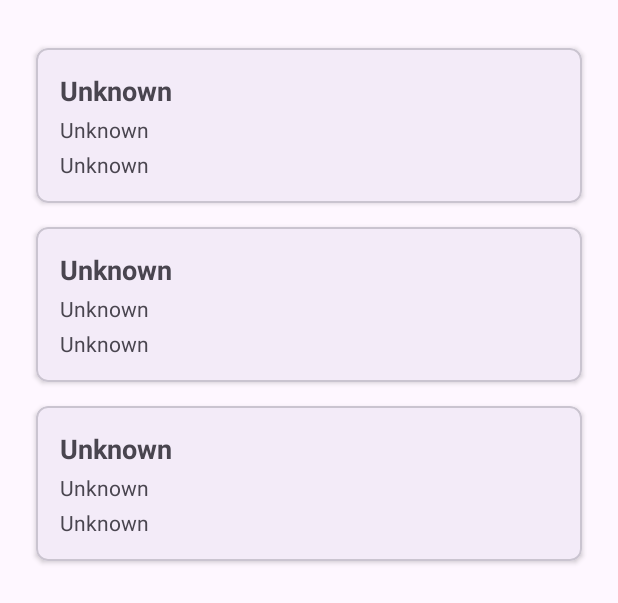
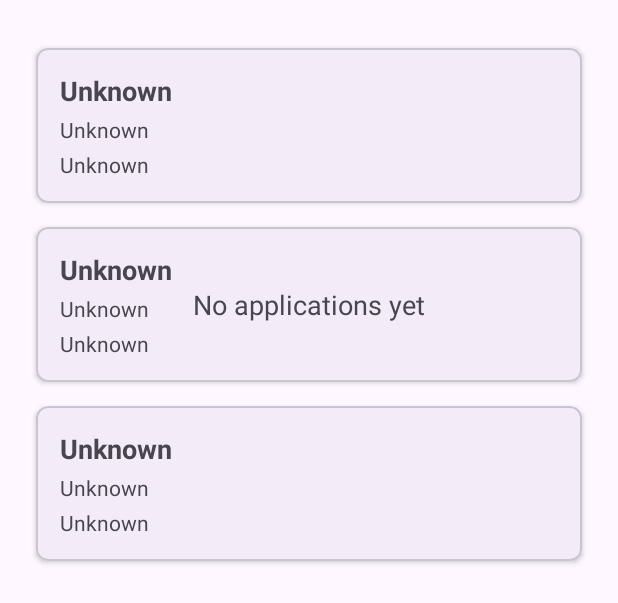
Before and after one commit to Engeliiica/GradConnect, an Android app: the layout fragment_employer_applications.xml on its own in the app's theme, with its tools: preview values and no code run, on a phone screen of 412 x 824 dp. Shown: the top 603 px of the screen. Run offline under Robolectric (Android 15) with nearby library versions, the phone set to English and light mode, and no system bars.

Commit message:
Added no applications message in EmployerApplicationsFragment

```diff
--- a/app/src/main/res/layout/fragment_employer_applications.xml
+++ b/app/src/main/res/layout/fragment_employer_applications.xml
@@ -15,6 +15,10 @@
         app:layout_constraintStart_toStartOf="parent"
         app:layout_constraintTop_toTopOf="parent">
 
+        <FrameLayout
+            android:layout_width="match_parent"
+            android:layout_height="match_parent">
+
             <androidx.recyclerview.widget.RecyclerView
                 android:id="@+id/rvEmployerApplications"
                 android:layout_width="match_parent"
@@ -23,6 +27,18 @@
                 android:accessibilityLiveRegion="polite"
                 app:layoutManager="androidx.recyclerview.widget.LinearLayoutManager"
                 tools:listitem="@layout/job_application_item" />
+
+            <TextView
+                android:id="@+id/tvNoApplications"
+                android:layout_width="wrap_content"
+                android:layout_height="wrap_content"
+                android:layout_gravity="center"
+                android:text="No applications yet"
+                android:textSize="18sp"
+                android:visibility="gone"
+                tools:visibility="visible" />
+
+        </FrameLayout>
     </LinearLayout>
 
 </androidx.constraintlayout.widget.ConstraintLayout>
```
Also changed, not shown: app/src/main/java/com/pbde/gradconnect/screens/employer/applications/EmployerApplicationsFragment.java (+11 -0 lines). Lines whose indentation alone changed are shown as unchanged.
